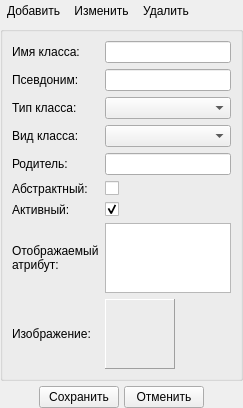
rdnvndr/raindrop, file src/plugins/modeleride/classwidget.ui: the form before one commit.
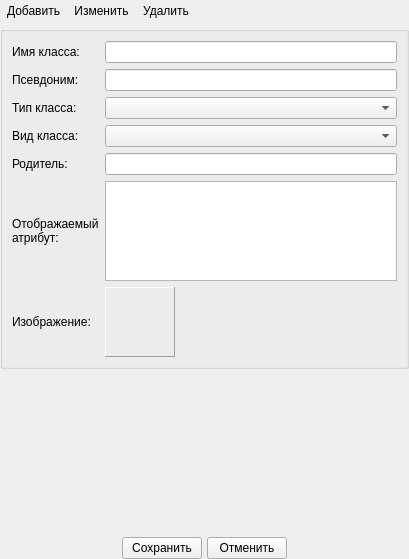
The form after the commit. Icons and pictures are not drawn. Custom widgets are drawn as their Qt base class.

```diff
--- a/src/plugins/modeleride/classwidget.ui
+++ b/src/plugins/modeleride/classwidget.ui
@@ -6,8 +6,8 @@
    <rect>
     <x>0</x>
     <y>0</y>
-    <width>243</width>
-    <height>392</height>
+    <width>409</width>
+    <height>559</height>
    </rect>
   </property>
   <property name="windowTitle">
@@ -124,20 +124,7 @@
       <string/>
      </property>
      <layout class="QGridLayout" name="gridLayout">
-      <item row="10" column="0" colspan="3">
-       <spacer name="verticalSpacerProp">
-        <property name="orientation">
-         <enum>Qt::Vertical</enum>
-        </property>
-        <property name="sizeHint" stdset="0">
-         <size>
-          <width>20</width>
-          <height>40</height>
-         </size>
-        </property>
-       </spacer>
-      </item>
-      <item row="8" column="0">
+      <item row="6" column="0">
        <widget class="QLabel" name="labelShowAttr">
         <property name="text">
          <string>&lt;html&gt;&lt;head/&gt;&lt;body&gt;&lt;p&gt;Отображаемый &lt;br/&gt;атрибут:&lt;/p&gt;&lt;/body&gt;&lt;/html&gt;</string>
@@ -157,7 +144,7 @@
         </property>
        </widget>
       </item>
-      <item row="8" column="1" colspan="2">
+      <item row="6" column="1" colspan="2">
        <widget class="QPlainTextEdit" name="plainTextEditShowAttr">
         <property name="maximumSize">
          <size>
@@ -167,7 +154,7 @@
         </property>
        </widget>
       </item>
-      <item row="9" column="0">
+      <item row="7" column="0">
        <widget class="QLabel" name="labelIcon">
         <property name="text">
          <string>Изображение:</string>
@@ -183,30 +170,6 @@
       <item row="2" column="1" colspan="2">
        <widget class="QComboBox" name="comboBoxClassType"/>
       </item>
-      <item row="5" column="0">
-       <widget class="QLabel" name="labelAbsClass">
-        <property name="text">
-         <string>Абстрактный:</string>
-        </property>
-       </widget>
-      </item>
-      <item row="6" column="0">
-       <widget class="QLabel" name="labelActiveClass">
-        <property name="text">
-         <string>Активный:</string>
-        </property>
-       </widget>
-      </item>
-      <item row="6" column="1">
-       <widget class="QCheckBox" name="checkBoxActiveClass">
-        <property name="text">
-         <string/>
-        </property>
-        <property name="checked">
-         <bool>true</bool>
-        </property>
-       </widget>
-      </item>
       <item row="1" column="1" colspan="2">
        <widget class="QLineEdit" name="lineEditClassAlias">
         <property name="maxLength">
@@ -214,14 +177,14 @@
         </property>
        </widget>
       </item>
-      <item row="5" column="1">
-       <widget class="QCheckBox" name="checkBoxAbsClass">
+      <item row="4" column="0">
+       <widget class="QLabel" name="labelClassParent">
         <property name="text">
-         <string/>
+         <string>Родитель:</string>
         </property>
        </widget>
       </item>
-      <item row="9" column="1">
+      <item row="7" column="1">
        <widget class="QFrame" name="frameIcon">
         <property name="frameShape">
          <enum>QFrame::Panel</enum>
@@ -270,13 +233,6 @@
         </layout>
        </widget>
       </item>
-      <item row="4" column="0">
-       <widget class="QLabel" name="labelClassParent">
-        <property name="text">
-         <string>Родитель:</string>
-        </property>
-       </widget>
-      </item>
       <item row="2" column="0">
        <widget class="QLabel" name="labelClassType">
         <property name="text">
@@ -284,7 +240,17 @@
         </property>
        </widget>
       </item>
-      <item row="9" column="2">
+      <item row="0" column="1" colspan="2">
+       <widget class="QLineEdit" name="lineEditClassName"/>
+      </item>
+      <item row="0" column="0">
+       <widget class="QLabel" name="labelClassName">
+        <property name="text">
+         <string>Имя класса:</string>
+        </property>
+       </widget>
+      </item>
+      <item row="7" column="2">
        <spacer name="horizontalSpacerRightIcon">
         <property name="orientation">
          <enum>Qt::Horizontal</enum>
@@ -297,16 +263,6 @@
         </property>
        </spacer>
       </item>
-      <item row="0" column="0">
-       <widget class="QLabel" name="labelClassName">
-        <property name="text">
-         <string>Имя класса:</string>
-        </property>
-       </widget>
-      </item>
-      <item row="0" column="1" colspan="2">
-       <widget class="QLineEdit" name="lineEditClassName"/>
-      </item>
       <item row="3" column="0">
        <widget class="QLabel" name="classViewLabel">
         <property name="text">
@@ -320,6 +276,19 @@
      </layout>
     </widget>
    </item>
+   <item>
+    <spacer name="verticalSpacerProp">
+     <property name="orientation">
+      <enum>Qt::Vertical</enum>
+     </property>
+     <property name="sizeHint" stdset="0">
+      <size>
+       <width>20</width>
+       <height>40</height>
+      </size>
+     </property>
+    </spacer>
+   </item>
    <item>
     <layout class="QHBoxLayout" name="horizontalLayoutPropSave">
      <item>
```
